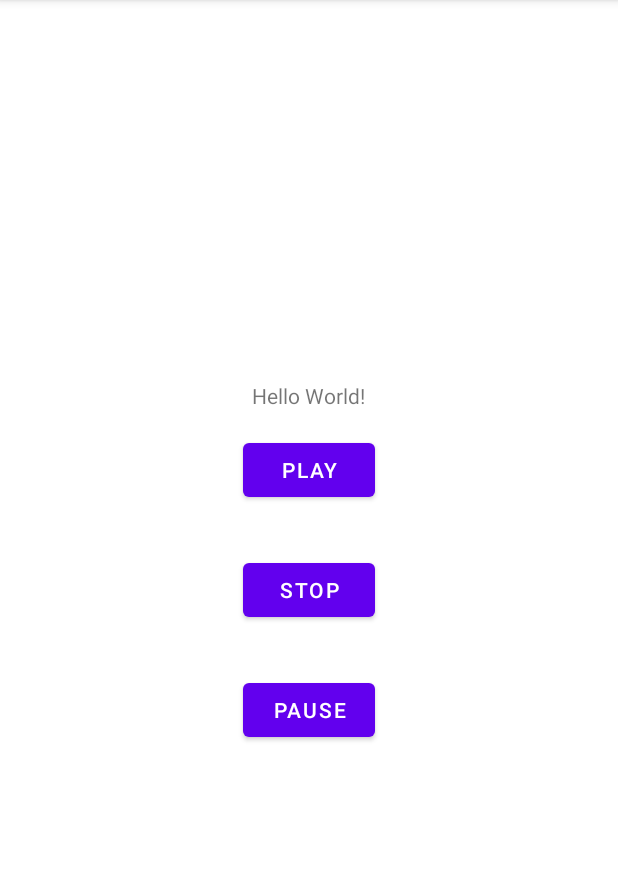
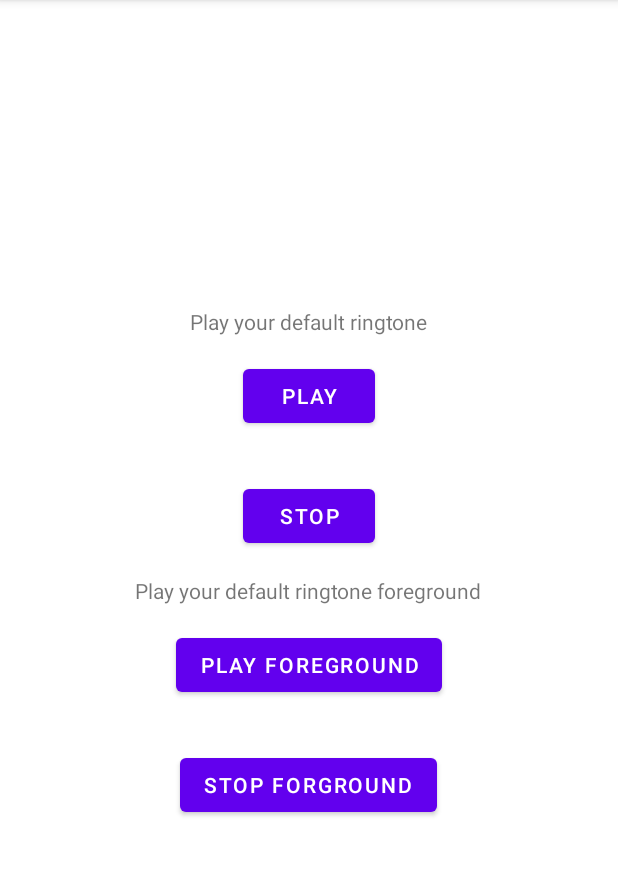
Before and after one commit to RishabhS05/AndroidTutorials, an Android app: the screen it shows after launch (MainActivity), on a phone screen of 412 x 824 dp, the part 84-960 px from its top. Run offline under Robolectric (Android 15) with nearby library versions, the phone set to English and light mode, and no system bars.

Commit message:
Added forground service.

```diff
--- a/ServicesAndroid/app/src/main/AndroidManifest.xml
+++ b/ServicesAndroid/app/src/main/AndroidManifest.xml
@@ -1,6 +1,8 @@
 <?xml version="1.0" encoding="utf-8"?>
 <manifest xmlns:android="http://schemas.android.com/apk/res/android"
     package="com.example.servicesandroid">
+<!-- permission for creating forground service. -->
+    <uses-permission android:name="android.permission.FOREGROUND_SERVICE"/>
 
     <application
         android:allowBackup="true"
@@ -18,6 +20,7 @@
             </intent-filter>
         </activity>
         <service android:name=".service.MyService"/>
+        <service android:name=".service.MyForegroundService"/>
     </application>
 
 </manifest>
--- a/ServicesAndroid/app/src/main/java/com/example/servicesandroid/MainActivity.kt
+++ b/ServicesAndroid/app/src/main/java/com/example/servicesandroid/MainActivity.kt
@@ -1,25 +1,52 @@
 package com.example.servicesandroid
 
 import android.content.Intent
+import android.os.Build
 import androidx.appcompat.app.AppCompatActivity
 import android.os.Bundle
 import android.widget.Button
+import com.example.servicesandroid.service.MyForegroundService
 import com.example.servicesandroid.service.MyService
+
+import android.app.ActivityManager
+import android.content.Context
+
 
 class MainActivity : AppCompatActivity() {
     override fun onCreate(savedInstanceState: Bundle?) {
         super.onCreate(savedInstanceState)
         setContentView(R.layout.activity_main)
-        val playBtn  = findViewById<Button>(R.id.playBtn)
-        val stopBtn  = findViewById<Button>(R.id.stopBtn)
-        val pauseBtn  = findViewById<Button>(R.id.pauseBtn)
+        val playBtn = findViewById<Button>(R.id.playBtn)
+        val stopBtn = findViewById<Button>(R.id.stopBtn)
+        val playforeBtn = findViewById<Button>(R.id.playForegroundBtn)
+        val stopforeBtn = findViewById<Button>(R.id.stopForegroundBtn)
+
         playBtn.setOnClickListener {
 //            creating an Intent for the background service and starting the service by calling startService()
-            startService(Intent(this,MyService::class.java))
+            startService(Intent(this, MyService::class.java))
         }
-        stopBtn.setOnClickListener {  stopService(Intent(this, MyService::class.java)) }
-        pauseBtn.setOnClickListener {
+        stopBtn.setOnClickListener { stopService(Intent(this@MainActivity, MyService::class.java)) }
+        playforeBtn.setOnClickListener {
+//            creating an Intent for the foreground service and starting the service by calling startForegroundService()
 
+            if(!foregroundServiceRunning()) {
+                val intent = Intent(this@MainActivity, MyForegroundService::class.java)
+                if (Build.VERSION.SDK_INT >= Build.VERSION_CODES.O) {
+                    startForegroundService(intent)
+                } else {
+                    startService(intent)
+                }
+            }
         }
+        stopforeBtn.setOnClickListener { stopService(Intent(this@MainActivity, MyForegroundService::class.java)) }
+    }
+    private fun foregroundServiceRunning(): Boolean {
+        val activityManager = getSystemService(Context.ACTIVITY_SERVICE) as ActivityManager
+        for (service in activityManager.getRunningServices(Int.MAX_VALUE)) {
+            if (MyForegroundService::class.java.name == service.service.className) {
+                return true
+            }
+        }
+        return false
     }
 }
--- a/ServicesAndroid/app/src/main/java/com/example/servicesandroid/service/MyService.kt
+++ b/ServicesAndroid/app/src/main/java/com/example/servicesandroid/service/MyService.kt
@@ -28,6 +28,7 @@ class MyService : Service() {
      * */
     private lateinit var media: MediaPlayer
     override fun onBind(p0: Intent?): IBinder? {
+        // A client is binding to the service with bindService()
         return null
     }
 
--- a/ServicesAndroid/app/src/main/res/layout/activity_main.xml
+++ b/ServicesAndroid/app/src/main/res/layout/activity_main.xml
@@ -11,7 +11,7 @@
         android:id="@+id/textView"
         android:layout_width="wrap_content"
         android:layout_height="wrap_content"
-        android:text="Hello World!" />
+        android:text="Play your default ringtone" />
 
     <Button
         android:id="@+id/playBtn"
@@ -25,10 +25,22 @@
         android:layout_height="wrap_content"
         android:text="Stop"
         android:layout_margin="16dp" />
-    <Button
-        android:id="@+id/pauseBtn"
+    <TextView
+        android:id="@+id/textView2"
         android:layout_width="wrap_content"
         android:layout_height="wrap_content"
-        android:text="Pause"
+        android:text="Play your default ringtone foreground" />
+    <Button
+        android:id="@+id/playForegroundBtn"
+        android:layout_width="wrap_content"
+        android:layout_height="wrap_content"
+        android:text="Play Foreground"
         android:layout_margin="16dp" />
+    <Button
+        android:id="@+id/stopForegroundBtn"
+        android:layout_width="wrap_content"
+        android:layout_height="wrap_content"
+        android:text="Stop Forground"
+        android:layout_margin="16dp" />
+
 </LinearLayout>
```
Also changed, not shown: ServicesAndroid/app/src/main/java/com/example/servicesandroid/service/MyForgroundService.kt (added, +79 -0 lines).
